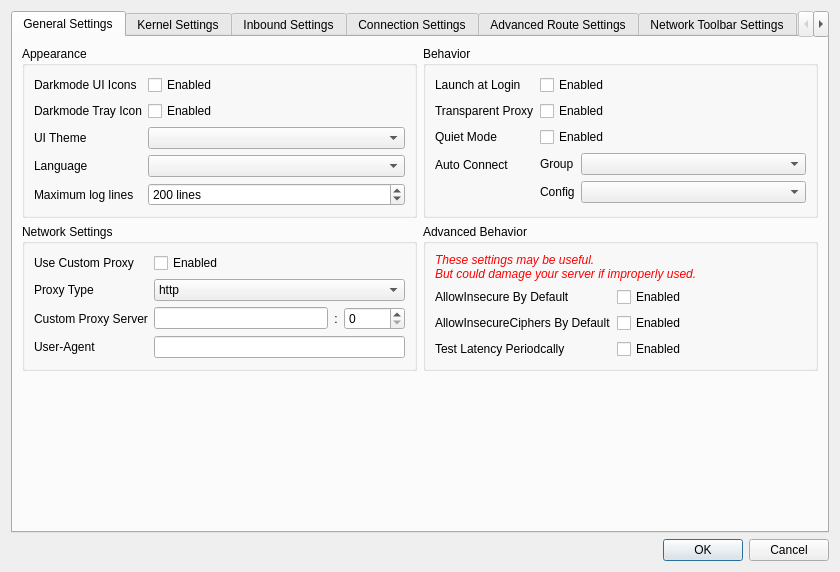
Qt form src/ui/w_PreferencesWindow.ui (Qv2ray/Qv2ray) before a commit.
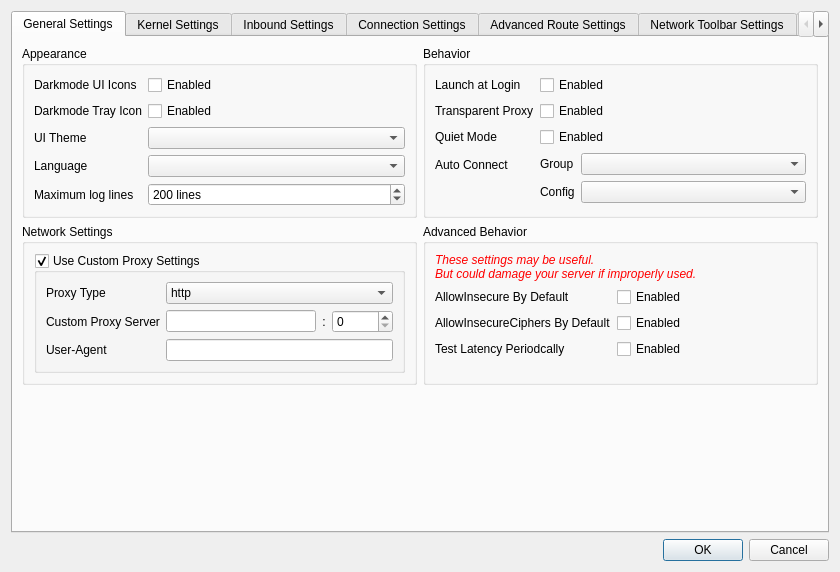
The same form after that commit. Icons and pictures are not drawn.

```diff
--- a/src/ui/w_PreferencesWindow.ui
+++ b/src/ui/w_PreferencesWindow.ui
@@ -251,28 +251,44 @@
             <string>Network Settings</string>
            </property>
            <layout class="QFormLayout" name="formLayout_15">
+            <item row="0" column="0" colspan="2">
+             <widget class="QGroupBox" name="customProxySettingsGroupBox">
+              <property name="title">
+               <string>Use Custom Proxy Settings</string>
+              </property>
+              <property name="checkable">
+               <bool>true</bool>
+              </property>
+              <layout class="QFormLayout" name="formLayout_13">
             <item row="0" column="0">
-             <widget class="QLabel" name="label_55">
+                <widget class="QLabel" name="label_66">
               <property name="text">
-               <string>Use Custom Proxy</string>
+                  <string>Proxy Type</string>
               </property>
              </widget>
             </item>
             <item row="0" column="1">
-             <widget class="QCheckBox" name="qvUseProxyCB">
+                <widget class="QComboBox" name="qvProxyTypeCombo">
+                 <item>
               <property name="text">
-               <string>Enabled</string>
-              </property>
-             </widget>
-            </item>
-            <item row="2" column="0">
+                   <string notr="true">http</string>
+                  </property>
+                 </item>
+                 <item>
+                  <property name="text">
+                   <string notr="true">socks</string>
+                  </property>
+                 </item>
+                </widget>
+               </item>
+               <item row="1" column="0">
              <widget class="QLabel" name="label_64">
               <property name="text">
                <string>Custom Proxy Server</string>
               </property>
              </widget>
             </item>
-            <item row="2" column="1">
+               <item row="1" column="1">
              <layout class="QHBoxLayout" name="horizontalLayout_2">
               <item>
                <widget class="QLineEdit" name="qvProxyAddressTxt"/>
@@ -299,39 +315,21 @@
               </item>
              </layout>
             </item>
-            <item row="1" column="1">
-             <widget class="QComboBox" name="qvProxyTypeCombo">
-              <item>
-               <property name="text">
-                <string notr="true">http</string>
-               </property>
-              </item>
-              <item>
-               <property name="text">
-                <string notr="true">socks</string>
-               </property>
-              </item>
-             </widget>
-            </item>
-            <item row="1" column="0">
-             <widget class="QLabel" name="label_66">
-              <property name="text">
-               <string>Proxy Type</string>
-              </property>
-             </widget>
-            </item>
-            <item row="3" column="0">
+               <item row="2" column="0">
              <widget class="QLabel" name="label_67">
               <property name="text">
                <string>User-Agent</string>
               </property>
              </widget>
             </item>
-            <item row="3" column="1">
+               <item row="2" column="1">
              <widget class="QLineEdit" name="qvNetworkUATxt">
               <property name="text">
                <string/>
               </property>
+                </widget>
+               </item>
+              </layout>
              </widget>
             </item>
            </layout>
```
Lines whose indentation alone changed are shown as unchanged.
